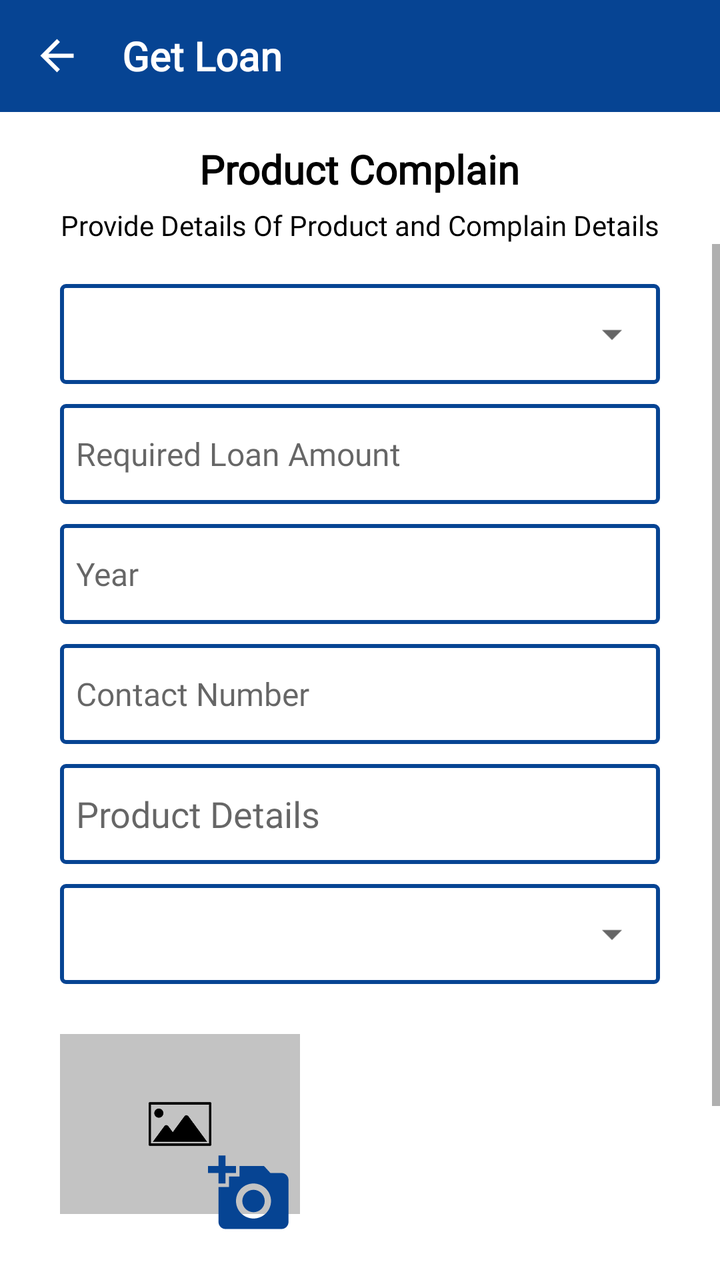
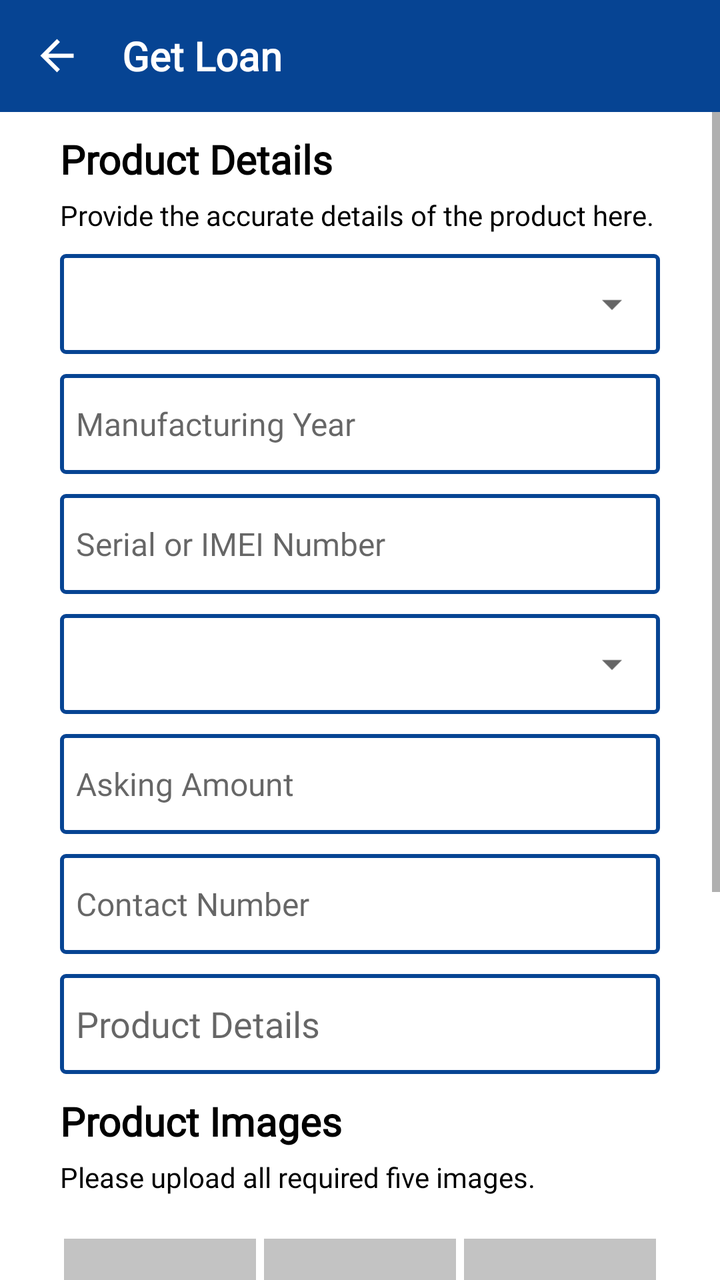

The first picture is an Android layout as it rendered before a commit; the second is the same layout after the commit. The layout source and the unified diff follow.
<!-- AndroidManifest.xml: application theme Theme.MGXChange -->
<!-- res/layout/activity_add_product_to_get_loan.xml -->
<?xml version="1.0" encoding="utf-8"?>
<LinearLayout xmlns:android="http://schemas.android.com/apk/res/android"
    xmlns:app="http://schemas.android.com/apk/res-auto"
    xmlns:tools="http://schemas.android.com/tools"
    android:layout_width="match_parent"
    android:layout_height="match_parent"
    android:orientation="vertical"
    tools:viewBindingIgnore="true"
    tools:context=".activities.AddProductToGetLoan">

    <androidx.appcompat.widget.Toolbar
        android:id="@+id/toolbar_product_details"
        android:layout_width="match_parent"
        android:layout_height="?attr/actionBarSize"
        android:background="?attr/colorPrimary"
        app:popupTheme="@style/AppTheme.PopupOverlay">

        <RelativeLayout
            android:layout_width="match_parent"
            android:layout_height="match_parent">

            <TextView
                android:id="@+id/title_toolbar"
                android:layout_width="wrap_content"
                android:layout_height="wrap_content"
                android:layout_centerVertical="true"
                android:layout_toRightOf="@id/img_btn_back_get_loan"
                android:fontFamily="@font/sf_regular"
                android:text="@string/toolbar_get_loan"
                android:textColor="@color/white"
                android:textSize="20sp"
                android:textStyle="bold" />

            <ImageView
                android:id="@+id/img_btn_back_get_loan"
                android:layout_width="25dp"
                android:layout_height="35dp"
                android:layout_alignParentStart="true"
                android:layout_alignParentLeft="true"
                android:layout_centerInParent="true"
                android:layout_marginEnd="20dp"
                android:layout_marginRight="20dp"
                android:src="@drawable/ic_back_button" />
        </RelativeLayout>
    </androidx.appcompat.widget.Toolbar>
    <TextView
        android:id="@+id/tv_customer_complain_header"
        android:layout_width="wrap_content"
        android:layout_height="wrap_content"
        android:layout_gravity="center"
        android:layout_marginTop="15dp"
        android:fontFamily="@font/sf_bold"
        android:text="@string/complain_header"
        android:textColor="@color/black"
        android:textSize="20sp"
        android:textStyle="bold" />
    <TextView
        android:id="@+id/tv_customer_complain_header_below"
        android:layout_width="wrap_content"
        android:layout_height="wrap_content"
        android:layout_gravity="center"
        android:layout_marginTop="5dp"
        android:fontFamily="@font/sf_regular"
        android:text="@string/text_complain_header"
        android:textColor="@color/black"
        />
    <ScrollView
        android:layout_width="match_parent"
        android:layout_height="match_parent">

        <LinearLayout
            android:id="@+id/linearLayout3"
            android:layout_width="match_parent"
            android:layout_height="match_parent"
            android:background="@color/white"
            android:orientation="vertical">


            <LinearLayout
                android:layout_width="match_parent"
                android:layout_height="wrap_content"
                android:layout_marginLeft="30dp"
                android:layout_marginTop="20dp"
                android:layout_marginRight="30dp"
                android:background="@drawable/custom_et_all"
                android:orientation="vertical">
                <Spinner
                    android:id="@+id/sp_loan_product_type"
                    android:layout_width="match_parent"
                    android:layout_height="50dp"
                    android:padding="4dp"
                    android:spinnerMode="dropdown" />
            </LinearLayout>

            <EditText
                android:id="@+id/et_loan_product_amount"
                android:layout_width="match_parent"
                android:layout_height="50dp"
                android:layout_marginLeft="30dp"
                android:layout_marginTop="10dp"
                android:layout_marginRight="30dp"
                android:background="@drawable/custom_et_all"
                android:fontFamily="@font/sf_regular"
                android:hint="Required Loan Amount"
                android:inputType="text"
                android:maxLines="1"
                android:padding="8dp"
                android:paddingTop="8dp"
                android:textSize="16sp" />

            <EditText
                android:id="@+id/et_loan_product_year"
                android:layout_width="match_parent"
                android:layout_height="50dp"
                android:layout_marginLeft="30dp"
                android:layout_marginTop="10dp"
                android:layout_marginRight="30dp"
                android:background="@drawable/custom_et_all"
                android:fontFamily="@font/sf_regular"
                android:hint="Year"
                android:inputType="text"
                android:maxLines="1"
                android:padding="8dp"
                android:textSize="16sp" />

            <EditText
                android:id="@+id/et_loan_product_phone_number"
                android:layout_width="match_parent"
                android:layout_height="50dp"
                android:layout_marginLeft="30dp"
                android:layout_marginTop="10dp"
                android:layout_marginRight="30dp"
                android:background="@drawable/custom_et_all"
                android:fontFamily="@font/sf_regular"
                android:hint="Contact Number"
                android:inputType="textShortMessage"
                android:padding="8dp"
                android:textSize="16sp" />

            <EditText
                android:id="@+id/et_loan_product_details"
                android:layout_width="match_parent"
                android:layout_height="50dp"
                android:layout_marginLeft="30dp"
                android:layout_marginTop="10dp"
                android:layout_marginRight="30dp"
                android:background="@drawable/custom_et_all"
                android:fontFamily="@font/sf_regular"
                android:hint="Product Details"
                android:inputType="text"
                android:padding="8dp"
                android:textSize="18sp" />

            <LinearLayout
                android:layout_width="match_parent"
                android:layout_height="wrap_content"
                android:layout_marginLeft="30dp"
                android:layout_marginTop="10dp"
                android:layout_marginRight="30dp"
                android:background="@drawable/custom_et_all"
                android:orientation="vertical">
                <Spinner
                    android:id="@+id/sp_loan_product_condition"
                    android:layout_width="match_parent"
                    android:layout_height="50dp"
                    android:padding="4dp"
                    android:spinnerMode="dropdown" />
            </LinearLayout>

            <RelativeLayout
                android:layout_width="120dp"
                android:layout_height="120dp"
                android:layout_marginLeft="30dp"
                android:layout_marginTop="10dp">

                <ImageView
                    android:id="@+id/iv_loan_product_image"
                    android:layout_width="120dp"
                    android:layout_height="120dp"
                    android:layout_centerInParent="true"
                    android:src="@drawable/image_default" />

                <ImageView
                    android:id="@+id/iv_loan_product_choose"
                    android:layout_width="50dp"
                    android:layout_height="50dp"
                    android:layout_alignParentRight="true"
                    android:layout_alignParentBottom="true"
                    android:clickable="true"
                    android:padding="4dp"
                    android:src="@drawable/ic_add_a_photo"
                    android:layout_alignParentEnd="true"
                    android:focusable="true" />
            </RelativeLayout>

            <Button
                android:id="@+id/btn_loan_product_submit"
                android:layout_width="match_parent"
                android:layout_height="wrap_content"
                android:layout_marginLeft="30dp"
                android:layout_marginTop="20dp"
                android:layout_marginRight="30dp"
                android:layout_marginBottom="50dp"
                android:background="@drawable/custom_btn_bg"
                android:padding="8dp"
                android:text="Post"
                android:fontFamily="@font/sf_regular"
                android:textAllCaps="false"
                android:textColor="@color/white"
                android:textSize="18sp" />
        </LinearLayout>
    </ScrollView>
</LinearLayout>
<!-- resources referenced by this layout -->
<resources>
  <color name="black">#000000</color>
  <color name="white">#FFFFFF</color>
  <!-- drawable custom_btn_bg (drawable) -->
  <?xml version="1.0" encoding="utf-8"?>
  <shape xmlns:android="http://schemas.android.com/apk/res/android">
  
      <solid
          android:color="@color/colorPrimary"
          />
  
  </shape>
  <!-- drawable custom_et_all (drawable) -->
  <?xml version="1.0" encoding="utf-8"?>
  <shape xmlns:android="http://schemas.android.com/apk/res/android">
  
      <solid
          android:color="@color/white"
          />
      <stroke
          android:color="@color/colorPrimary"
          android:width="2dp"
          />
      <corners
          android:radius="2dp"
          />
  </shape>
  <!-- drawable ic_add_a_photo (drawable) -->
  <vector android:height="24dp" android:tint="#064493"
      android:viewportHeight="24" android:viewportWidth="24"
      android:width="24dp" xmlns:android="http://schemas.android.com/apk/res/android">
      <path android:fillColor="@android:color/white" android:pathData="M3,4V1h2v3h3v2H5v3H3V6H0V4H3zM6,10V7h3V4h7l1.83,2H21c1.1,0 2,0.9 2,2v12c0,1.1 -0.9,2 -2,2H5c-1.1,0 -2,-0.9 -2,-2V10H6zM13,19c2.76,0 5,-2.24 5,-5s-2.24,-5 -5,-5s-5,2.24 -5,5S10.24,19 13,19zM9.8,14c0,1.77 1.43,3.2 3.2,3.2s3.2,-1.43 3.2,-3.2s-1.43,-3.2 -3.2,-3.2S9.8,12.23 9.8,14z"/>
  </vector>
  <!-- drawable ic_back_button (drawable) -->
  <vector android:height="24dp" android:tint="#FFFFFF"
      android:viewportHeight="24.0" android:viewportWidth="24.0"
      android:width="24dp" xmlns:android="http://schemas.android.com/apk/res/android">
      <path android:fillColor="#FF000000" android:pathData="M20,11H7.83l5.59,-5.59L12,4l-8,8 8,8 1.41,-1.41L7.83,13H20v-2z"/>
  </vector>
  <!-- drawable image_default: jpg bitmap (drawable, 10460 bytes) -->
  <string name="complain_header">Product Complain</string>
  <string name="text_complain_header">Provide Details Of Product and Complain Details</string>
  <string name="toolbar_get_loan">Get Loan</string>
  <style name="AppTheme.PopupOverlay" parent="ThemeOverlay.AppCompat.Light" />
  <style name="Theme.MGXChange" parent="Theme.MaterialComponents.DayNight.NoActionBar">
          
          <item name="colorPrimary">@color/colorPrimary</item>
          <item name="colorPrimaryVariant">@color/colorPrimaryDark</item>
          <item name="colorOnPrimary">@color/white</item>
          
          <item name="colorSecondary">@color/colorPrimary</item>
          <item name="colorSecondaryVariant">@color/colorPrimaryDark</item>
          <item name="colorOnSecondary">@color/black</item>
          
          <item name="android:statusBarColor" tools:targetApi="l">?attr/colorPrimaryVariant</item>
          
      </style>
  <color name="colorPrimary">#064493</color>
  <style name="Theme.MaterialComponents.DayNight.NoActionBar">
          <item name="windowActionBar">false</item>
          <item name="windowNoTitle">true</item>
      </style>
  <color name="colorPrimaryDark">#073E85</color>
</resources>

<!-- the commit's change to res/layout/activity_add_product_to_get_loan.xml (unified diff, before → after) -->
@@ -5,8 +5,9 @@
     android:layout_width="match_parent"
     android:layout_height="match_parent"
     android:orientation="vertical"
-    tools:viewBindingIgnore="true"
-    tools:context=".activities.AddProductToGetLoan">
+    tools:context=".activities.AddProductToGetLoan"
+    >
+
 
     <androidx.appcompat.widget.Toolbar
         android:id="@+id/toolbar_product_details"
@@ -24,7 +25,8 @@
                 android:layout_width="wrap_content"
                 android:layout_height="wrap_content"
                 android:layout_centerVertical="true"
-                android:layout_toRightOf="@id/img_btn_back_get_loan"
+                android:layout_toEndOf="@id/img_btn_back"
+                android:layout_toRightOf="@id/img_btn_back"
                 android:fontFamily="@font/sf_regular"
                 android:text="@string/toolbar_get_loan"
                 android:textColor="@color/white"
@@ -32,7 +34,7 @@
                 android:textStyle="bold" />
 
             <ImageView
-                android:id="@+id/img_btn_back_get_loan"
+                android:id="@+id/img_btn_back"
                 android:layout_width="25dp"
                 android:layout_height="35dp"
                 android:layout_alignParentStart="true"
@@ -43,49 +45,100 @@
                 android:src="@drawable/ic_back_button" />
         </RelativeLayout>
     </androidx.appcompat.widget.Toolbar>
-    <TextView
-        android:id="@+id/tv_customer_complain_header"
-        android:layout_width="wrap_content"
-        android:layout_height="wrap_content"
-        android:layout_gravity="center"
-        android:layout_marginTop="15dp"
-        android:fontFamily="@font/sf_bold"
-        android:text="@string/complain_header"
-        android:textColor="@color/black"
-        android:textSize="20sp"
-        android:textStyle="bold" />
-    <TextView
-        android:id="@+id/tv_customer_complain_header_below"
-        android:layout_width="wrap_content"
-        android:layout_height="wrap_content"
-        android:layout_gravity="center"
-        android:layout_marginTop="5dp"
-        android:fontFamily="@font/sf_regular"
-        android:text="@string/text_complain_header"
-        android:textColor="@color/black"
-        />
+
     <ScrollView
         android:layout_width="match_parent"
         android:layout_height="match_parent">
 
         <LinearLayout
-            android:id="@+id/linearLayout3"
             android:layout_width="match_parent"
-            android:layout_height="match_parent"
+            android:layout_height="wrap_content"
             android:background="@color/white"
             android:orientation="vertical">
 
+            <TextView
+                android:id="@+id/tv_customer_complain_header"
+                android:layout_width="wrap_content"
+                android:layout_height="wrap_content"
+                android:layout_marginLeft="30dp"
+                android:layout_marginTop="10dp"
+                android:layout_marginRight="30dp"
+                android:fontFamily="@font/sf_bold"
+                android:text="@string/product_header_product_details"
+                android:textColor="@color/black"
+                android:textSize="20sp"
+                android:textStyle="bold" />
+
+            <TextView
+                android:id="@+id/tv_customer_complain_header_below"
+                android:layout_width="wrap_content"
+                android:layout_height="wrap_content"
+                android:layout_marginLeft="30dp"
+                android:layout_marginTop="5dp"
+                android:layout_marginRight="30dp"
+                android:fontFamily="@font/sf_regular"
+                android:text="@string/text_product_header"
+                android:textColor="@color/black" />
 
             <LinearLayout
                 android:layout_width="match_parent"
                 android:layout_height="wrap_content"
                 android:layout_marginLeft="30dp"
-                android:layout_marginTop="20dp"
+                android:layout_marginTop="10dp"
                 android:layout_marginRight="30dp"
                 android:background="@drawable/custom_et_all"
                 android:orientation="vertical">
+
                 <Spinner
-                    android:id="@+id/sp_loan_product_type"
+                    android:id="@+id/spProductType"
+                    android:layout_width="match_parent"
+                    android:layout_height="50dp"
+                    android:padding="4dp"
+                    android:spinnerMode="dropdown" />
+
+            </LinearLayout>
+
+            <EditText
+                android:id="@+id/etProductYear"
+                android:layout_width="match_parent"
+                android:layout_height="50dp"
+                android:layout_marginLeft="30dp"
+                android:layout_marginTop="10dp"
+                android:layout_marginRight="30dp"
+                android:background="@drawable/custom_et_all"
+                android:fontFamily="@font/sf_regular"
+                android:hint="@string/product_year_text"
+                android:inputType="text"
+                android:maxLines="1"
+                android:padding="8dp"
+                android:textSize="16sp" />
+
+            <EditText
+                android:id="@+id/etProductSerial"
+                android:layout_width="match_parent"
+                android:layout_height="50dp"
+                android:layout_marginLeft="30dp"
+                android:layout_marginTop="10dp"
+                android:layout_marginRight="30dp"
+                android:background="@drawable/custom_et_all"
+                android:fontFamily="@font/sf_regular"
+                android:hint="@string/complain_item_serial_or_imei"
+                android:inputType="text"
+                android:maxLines="1"
+                android:padding="8dp"
+                android:textSize="16sp" />
+
+            <LinearLayout
+                android:layout_width="match_parent"
+                android:layout_height="wrap_content"
+                android:layout_marginLeft="30dp"
+                android:layout_marginTop="10dp"
+                android:layout_marginRight="30dp"
+                android:background="@drawable/custom_et_all"
+                android:orientation="vertical">
+
+                <Spinner
+                    android:id="@+id/spProductCondition"
                     android:layout_width="match_parent"
                     android:layout_height="50dp"
                     android:padding="4dp"
@@ -93,15 +146,15 @@
             </LinearLayout>
 
             <EditText
-                android:id="@+id/et_loan_product_amount"
-                android:layout_width="match_parent"
-                android:layout_height="50dp"
-                android:layout_marginLeft="30dp"
-                android:layout_marginTop="10dp"
-                android:layout_marginRight="30dp"
-                android:background="@drawable/custom_et_all"
-                android:fontFamily="@font/sf_regular"
-                android:hint="Required Loan Amount"
+                android:id="@+id/etAskingAmount"
+                android:layout_width="match_parent"
+                android:layout_height="50dp"
+                android:layout_marginLeft="30dp"
+                android:layout_marginTop="10dp"
+                android:layout_marginRight="30dp"
+                android:background="@drawable/custom_et_all"
+                android:fontFamily="@font/sf_regular"
+                android:hint="@string/required_loan_amount_text"
                 android:inputType="text"
                 android:maxLines="1"
                 android:padding="8dp"
@@ -109,92 +162,215 @@
                 android:textSize="16sp" />
 
             <EditText
-                android:id="@+id/et_loan_product_year"
-                android:layout_width="match_parent"
-                android:layout_height="50dp"
-                android:layout_marginLeft="30dp"
-                android:layout_marginTop="10dp"
-                android:layout_marginRight="30dp"
-                android:background="@drawable/custom_et_all"
-                android:fontFamily="@font/sf_regular"
-                android:hint="Year"
+                android:id="@+id/etContactNumber"
+                android:layout_width="match_parent"
+                android:layout_height="50dp"
+                android:layout_marginLeft="30dp"
+                android:layout_marginTop="10dp"
+                android:layout_marginRight="30dp"
+                android:background="@drawable/custom_et_all"
+                android:fontFamily="@font/sf_regular"
+                android:hint="@string/contact"
+                android:inputType="phone"
+                android:padding="8dp"
+                android:textSize="16sp" />
+
+            <EditText
+                android:id="@+id/etProductDetails"
+                android:layout_width="match_parent"
+                android:layout_height="50dp"
+                android:layout_marginLeft="30dp"
+                android:layout_marginTop="10dp"
+                android:layout_marginRight="30dp"
+                android:background="@drawable/custom_et_all"
+                android:fontFamily="@font/sf_regular"
+                android:hint="@string/complain_product_detail"
                 android:inputType="text"
-                android:maxLines="1"
-                android:padding="8dp"
-                android:textSize="16sp" />
-
-            <EditText
-                android:id="@+id/et_loan_product_phone_number"
-                android:layout_width="match_parent"
-                android:layout_height="50dp"
-                android:layout_marginLeft="30dp"
-                android:layout_marginTop="10dp"
-                android:layout_marginRight="30dp"
-                android:background="@drawable/custom_et_all"
-                android:fontFamily="@font/sf_regular"
-                android:hint="Contact Number"
-                android:inputType="textShortMessage"
-                android:padding="8dp"
-                android:textSize="16sp" />
-
-            <EditText
-                android:id="@+id/et_loan_product_details"
-                android:layout_width="match_parent"
-                android:layout_height="50dp"
-                android:layout_marginLeft="30dp"
-                android:layout_marginTop="10dp"
-                android:layout_marginRight="30dp"
-                android:background="@drawable/custom_et_all"
-                android:fontFamily="@font/sf_regular"
-                android:hint="Product Details"
-                android:inputType="text"
                 android:padding="8dp"
                 android:textSize="18sp" />
 
+            <TextView
+                android:id="@+id/tv_product_images_header"
+                android:layout_width="wrap_content"
+                android:layout_height="wrap_content"
+                android:layout_marginLeft="30dp"
+                android:layout_marginTop="10dp"
+                android:layout_marginRight="30dp"
+                android:fontFamily="@font/sf_bold"
+                android:text="@string/product_image_header"
+                android:textColor="@color/black"
+                android:textSize="20sp"
+                android:textStyle="bold" />
+
+            <TextView
+                android:id="@+id/tv_product_images_text"
+                android:layout_width="wrap_content"
+                android:layout_height="wrap_content"
+                android:layout_marginLeft="30dp"
+                android:layout_marginTop="5dp"
+                android:layout_marginRight="30dp"
+                android:fontFamily="@font/sf_regular"
+                android:text="@string/product_image_text"
+                android:textColor="@color/black" />
+
             <LinearLayout
                 android:layout_width="match_parent"
                 android:layout_height="wrap_content"
                 android:layout_marginLeft="30dp"
-                android:layout_marginTop="10dp"
-                android:layout_marginRight="30dp"
-                android:background="@drawable/custom_et_all"
-                android:orientation="vertical">
-                <Spinner
-                    android:id="@+id/sp_loan_product_condition"
-                    android:layout_width="match_parent"
-                    android:layout_height="50dp"
-                    android:padding="4dp"
-                    android:spinnerMode="dropdown" />
+                android:layout_marginRight="30dp"
+                android:gravity="center"
+                android:orientation="horizontal"
+                android:weightSum="3">
+
+                <RelativeLayout
+                    android:layout_width="0dp"
+                    android:layout_height="wrap_content"
+                    android:layout_marginLeft="2dp"
+                    android:layout_marginTop="5dp"
+                    android:layout_marginRight="2dp"
+                    android:layout_weight="1">
+
+                    <ImageView
+                        android:id="@+id/ivProductImage1"
+                        android:layout_width="100dp"
+                        android:layout_height="100dp"
+                        android:layout_centerInParent="true"
+                        android:src="@drawable/image_default" />
+
+                    <ImageView
+                        android:id="@+id/ivProductImageChoose1"
+                        android:layout_width="40dp"
+                        android:layout_height="40dp"
+                        android:layout_alignParentEnd="true"
+                        android:layout_alignParentRight="true"
+                        android:layout_alignParentBottom="true"
+                        android:clickable="true"
+                        android:focusable="true"
+                        android:src="@drawable/ic_add_a_photo" />
+                </RelativeLayout>
+
+                <RelativeLayout
+                    android:layout_width="0dp"
+                    android:layout_height="wrap_content"
+                    android:layout_marginLeft="2dp"
+                    android:layout_marginTop="5dp"
+                    android:layout_marginRight="2dp"
+                    android:layout_weight="1">
+
+                    <ImageView
+                        android:id="@+id/ivProductImage2"
+                        android:layout_width="100dp"
+                        android:layout_height="100dp"
+                        android:layout_centerInParent="true"
+                        android:src="@drawable/image_default" />
+
+                    <ImageView
+                        android:id="@+id/ivProductImageChoose2"
+                        android:layout_width="40dp"
+                        android:layout_height="40dp"
+                        android:layout_alignParentEnd="true"
+                        android:layout_alignParentRight="true"
+                        android:layout_alignParentBottom="true"
+                        android:clickable="true"
+                        android:focusable="true"
+                        android:src="@drawable/ic_add_a_photo" />
+                </RelativeLayout>
+
+                <RelativeLayout
+                    android:layout_width="0dp"
+                    android:layout_height="wrap_content"
+                    android:layout_marginLeft="2dp"
+                    android:layout_marginTop="5dp"
+                    android:layout_marginRight="2dp"
+                    android:layout_weight="1">
+
+                    <ImageView
+                        android:id="@+id/ivProductImage3"
+                        android:layout_width="100dp"
+                        android:layout_height="100dp"
+                        android:layout_centerInParent="true"
+                        android:src="@drawable/image_default" />
+
+                    <ImageView
+                        android:id="@+id/ivProductImageChoose3"
+                        android:layout_width="40dp"
+                        android:layout_height="40dp"
+                        android:layout_alignParentEnd="true"
+                        android:layout_alignParentRight="true"
+                        android:layout_alignParentBottom="true"
+                        android:clickable="true"
+                        android:focusable="true"
+                        android:src="@drawable/ic_add_a_photo" />
+                </RelativeLayout>
             </LinearLayout>
 
-            <RelativeLayout
-                android:layout_width="120dp"
-                android:layout_height="120dp"
-                android:layout_marginLeft="30dp"
-                android:layout_marginTop="10dp">
-
-                <ImageView
-                    android:id="@+id/iv_loan_product_image"
-                    android:layout_width="120dp"
-                    android:layout_height="120dp"
-                    android:layout_centerInParent="true"
-                    android:src="@drawable/image_default" />
-
-                <ImageView
-                    android:id="@+id/iv_loan_product_choose"
-                    android:layout_width="50dp"
-                    android:layout_height="50dp"
-                    android:layout_alignParentRight="true"
-                    android:layout_alignParentBottom="true"
-                    android:clickable="true"
-                    android:padding="4dp"
-                    android:src="@drawable/ic_add_a_photo"
-                    android:layout_alignParentEnd="true"
-                    android:focusable="true" />
-            </RelativeLayout>
+            <LinearLayout
+                android:layout_width="match_parent"
+                android:layout_height="wrap_content"
+                android:layout_marginLeft="30dp"
+                android:layout_marginRight="30dp"
+                android:baselineAligned="false"
+                android:gravity="center"
+                android:orientation="horizontal"
+                android:weightSum="3">
+
+                <RelativeLayout
+                    android:layout_width="0dp"
+                    android:layout_height="wrap_content"
+                    android:layout_marginLeft="2dp"
+                    android:layout_marginTop="5dp"
+                    android:layout_marginRight="2dp"
+                    android:layout_weight="1">
+
+                    <ImageView
+                        android:id="@+id/ivProductImage4"
+                        android:layout_width="100dp"
+                        android:layout_height="100dp"
+                        android:layout_centerInParent="true"
+                        android:src="@drawable/image_default" />
+
+                    <ImageView
+                        android:id="@+id/ivProductImageChoose4"
+                        android:layout_width="40dp"
+                        android:layout_height="40dp"
+                        android:layout_alignParentEnd="true"
+                        android:layout_alignParentRight="true"
+                        android:layout_alignParentBottom="true"
+                        android:clickable="true"
+                        android:focusable="true"
+                        android:src="@drawable/ic_add_a_photo" />
+                </RelativeLayout>
+
+                <RelativeLayout
+                    android:layout_width="0dp"
+                    android:layout_height="wrap_content"
+                    android:layout_marginLeft="2dp"
+                    android:layout_marginTop="5dp"
+                    android:layout_marginRight="2dp"
+                    android:layout_weight="1">
+
+                    <ImageView
+                        android:id="@+id/ivProductImage5"
+                        android:layout_width="100dp"
+                        android:layout_height="100dp"
+                        android:layout_centerInParent="true"
+                        android:src="@drawable/image_default" />
+
+                    <ImageView
+                        android:id="@+id/ivProductImageChoose5"
+                        android:layout_width="40dp"
+                        android:layout_height="40dp"
+                        android:layout_alignParentEnd="true"
+                        android:layout_alignParentRight="true"
+                        android:layout_alignParentBottom="true"
+                        android:clickable="true"
+                        android:focusable="true"
+                        android:src="@drawable/ic_add_a_photo" />
+                </RelativeLayout>
+            </LinearLayout>
 
             <Button
-                android:id="@+id/btn_loan_product_submit"
+                android:id="@+id/btnSubmitProduct"
                 android:layout_width="match_parent"
                 android:layout_height="wrap_content"
                 android:layout_marginLeft="30dp"
@@ -202,12 +378,13 @@
                 android:layout_marginRight="30dp"
                 android:layout_marginBottom="50dp"
                 android:background="@drawable/custom_btn_bg"
-                android:padding="8dp"
-                android:text="Post"
-                android:fontFamily="@font/sf_regular"
+                android:fontFamily="@font/sf_regular"
+                android:padding="8dp"
+                android:text="@string/post_product"
                 android:textAllCaps="false"
                 android:textColor="@color/white"
                 android:textSize="18sp" />
         </LinearLayout>
     </ScrollView>
+
 </LinearLayout>
<!-- resource entries referenced after the edit -->
@@ -39,8 +39,16 @@
       <path android:fillColor="#FF000000" android:pathData="M20,11H7.83l5.59,-5.59L12,4l-8,8 8,8 1.41,-1.41L7.83,13H20v-2z"/>
   </vector>
   <!-- drawable image_default: jpg bitmap (drawable, 10460 bytes) -->
-  <string name="complain_header">Product Complain</string>
-  <string name="text_complain_header">Provide Details Of Product and Complain Details</string>
+  <string name="complain_item_serial_or_imei">Serial or IMEI Number</string>
+  <string name="complain_product_detail">Product Details</string>
+  <string name="contact">Contact Number</string>
+  <string name="post_product">Post</string>
+  <string name="product_header_product_details">Product Details</string>
+  <string name="product_image_header">Product Images</string>
+  <string name="product_image_text">Please upload all required five images.</string>
+  <string name="product_year_text">Manufacturing Year</string>
+  <string name="required_loan_amount_text">Asking Amount</string>
+  <string name="text_product_header">Provide the accurate details of the product here.</string>
   <string name="toolbar_get_loan">Get Loan</string>
   <style name="AppTheme.PopupOverlay" parent="ThemeOverlay.AppCompat.Light" />
   <style name="Theme.MGXChange" parent="Theme.MaterialComponents.DayNight.NoActionBar">
